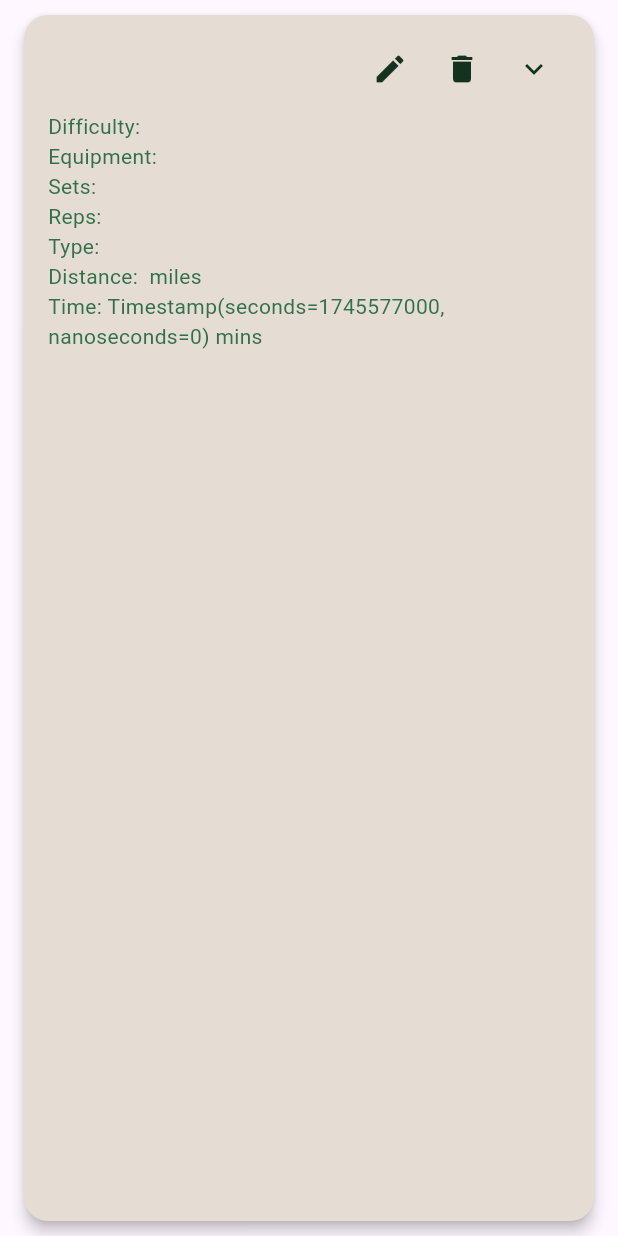
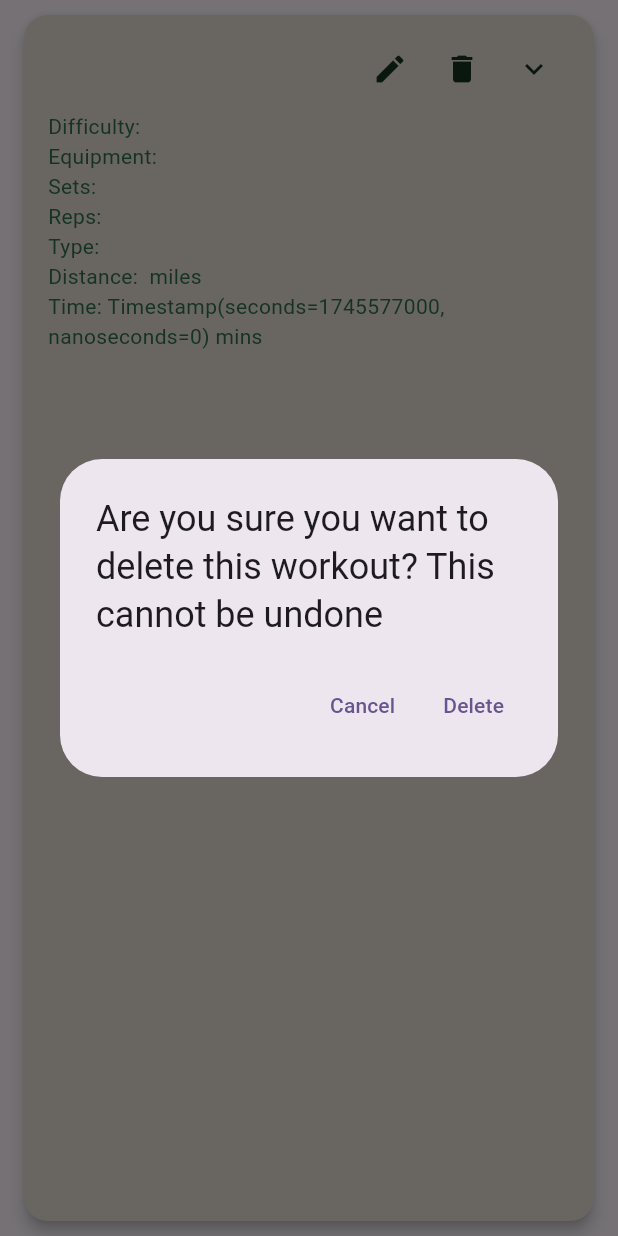
Before and after one commit to marcsaffold17/GetFitApp, a Flutter app: the _WorkoutTile widget shown alone on an empty page, opened directly with empty values, after a tap on the "delete" icon, on a phone screen of 412 x 824 dp. Run offline on Flutter 3.47's test engine with Material 3 defaults, Android fonts, the phone set to English and light mode, and no system bars; our stand-ins replace cloud_firestore, firebase_core, firebase_storage, fl_chart, google_nav_bar, image_picker and 1 more; accounts and stored records are empty.

Commit message:
Added warning when user wants to delete workout

```diff
--- a/get_fit_app/lib/view/Workout-Plan.dart
+++ b/get_fit_app/lib/view/Workout-Plan.dart
@@ -265,6 +265,33 @@ class _WorkoutTileState extends State<_WorkoutTile> {
     );
   }
 
+  void _showDeleteDialog() {
+    showDialog(
+      context: context,
+      builder: (BuildContext context) {
+        return AlertDialog(
+          title: Text("Are you sure you want to delete this workout?"
+              " This cannot be undone"),
+          actions: <Widget>[
+            TextButton(
+              child: Text("Cancel"),
+              onPressed: () {
+                Navigator.of(context).pop();
+              },
+            ),
+            TextButton(
+              child: Text("Delete"),
+              onPressed: () {
+                _deleteWorkout();
+                Navigator.of(context).pop();
+              },
+            ),
+          ],
+        );
+      },
+    );
+  }
+
   void _showFullScreenImage(String imageUrl) {
     Navigator.of(context).push(
       PageRouteBuilder(
@@ -315,7 +342,7 @@ class _WorkoutTileState extends State<_WorkoutTile> {
                       Icons.delete,
                       color: Color.fromARGB(255, 20, 50, 31),
                     ),
-                    onPressed: _deleteWorkout,
+                    onPressed: _showDeleteDialog,
                   ),
                   IconButton(
                     icon: Icon(
```
